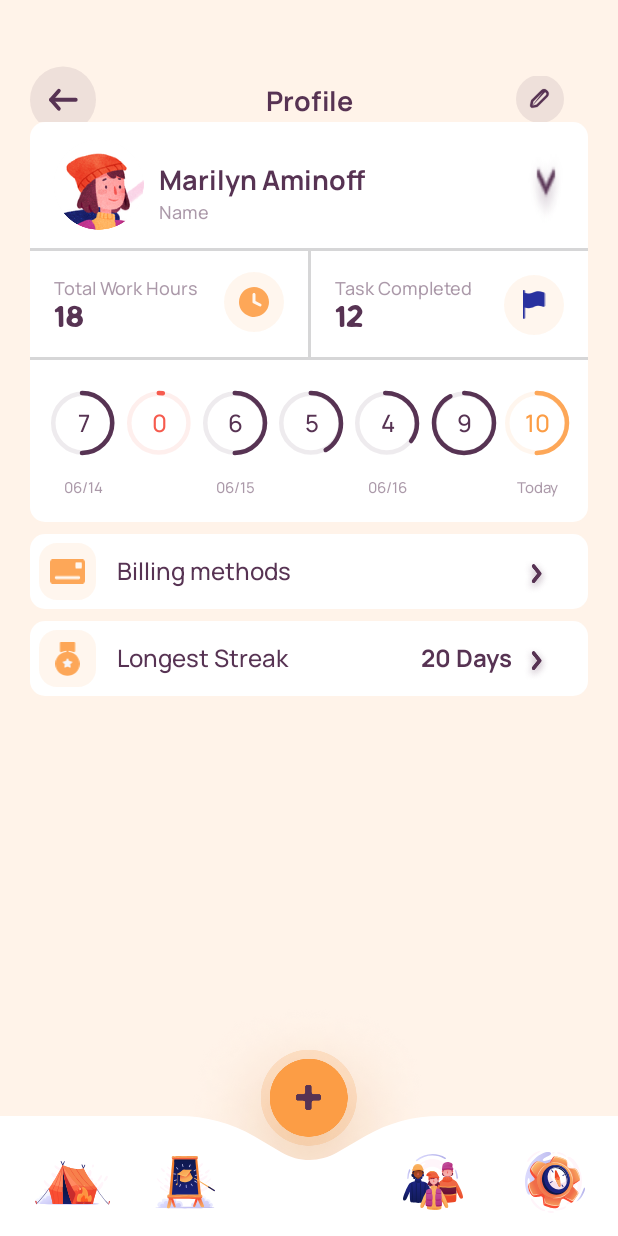
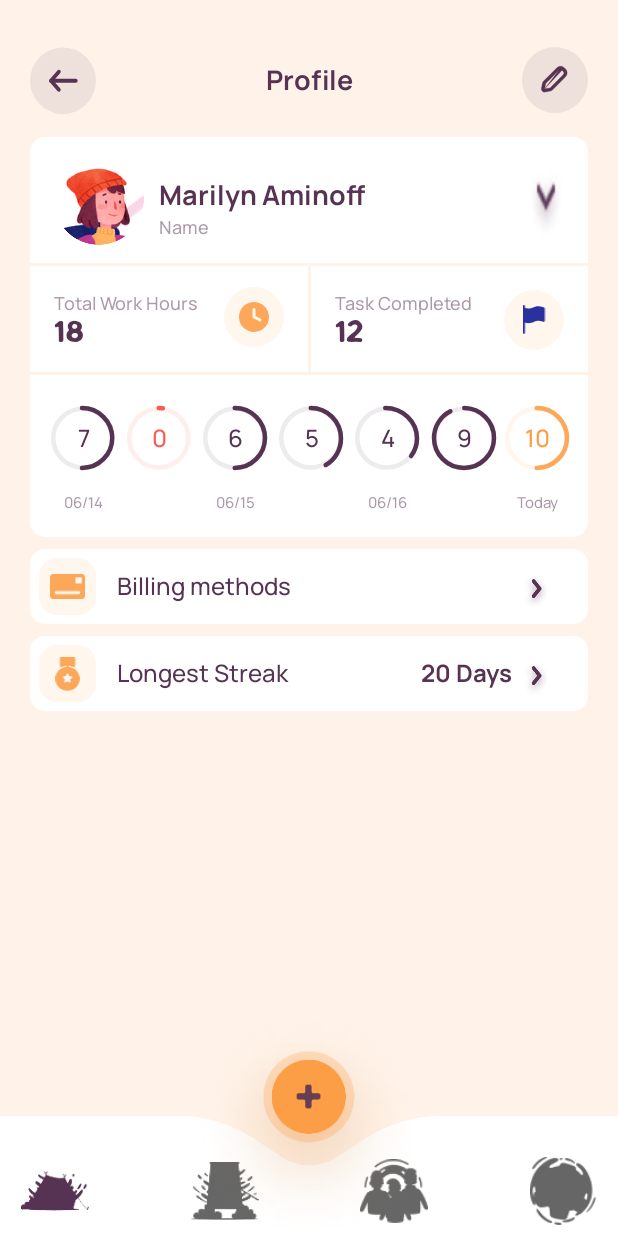
Before and after one commit to Omega-Dev-Training/Monumental-Habits, an Android app: the layout activity_profile.xml on its own in the app's theme, with its tools: preview values and no code run, on a phone screen of 412 x 824 dp. Run offline under Robolectric (Android 15) with nearby library versions, the phone set to English and light mode, and no system bars.

Commit message:
voobche ne finished

```diff
--- a/app/src/main/res/layout/activity_profile.xml
+++ b/app/src/main/res/layout/activity_profile.xml
@@ -13,11 +13,19 @@
         android:layout_height="wrap_content"
         android:layout_marginStart="10dp"
         android:layout_marginEnd="10dp"
-        android:theme="@style/MaterialToolbarTheme"
+        android:paddingBottom="10dp"
+        style="@style/MaterialToolbarTheme"
         app:title="@string/zaglav"
         app:titleTextColor="@color/purpuric"
-        app:titleTextAppearance="@style/zaglav"
-        app:menu="@menu/redactirovanie"/>
+        app:titleTextAppearance="@style/zaglav" >
+
+        <ImageButton
+            android:layout_width="wrap_content"
+            android:layout_height="wrap_content"
+            android:src="@drawable/ic_edit"
+            android:layout_gravity="end"
+            android:layout_marginEnd="10dp"/>
+    </com.google.android.material.appbar.MaterialToolbar>
 
 <androidx.core.widget.NestedScrollView
     android:layout_width="match_parent"
@@ -53,7 +61,7 @@
             android:layout_width="match_parent"
             android:layout_height="2dp"
             android:layout_marginTop="12dp"
-            android:background="@color/beige"
+            android:background="@color/background"
             app:layout_constraintEnd_toEndOf="parent"
             app:layout_constraintStart_toStartOf="parent"
             app:layout_constraintTop_toBottomOf="@+id/imageView5" />
@@ -115,7 +123,7 @@
             android:id="@+id/view2"
             android:layout_width="2dp"
             android:layout_height="0dp"
-            android:background="@color/beige"
+            android:background="@color/background"
             app:layout_constraintBottom_toTopOf="@+id/view3"
             app:layout_constraintEnd_toEndOf="parent"
             app:layout_constraintStart_toStartOf="parent"
@@ -161,7 +169,7 @@
             android:layout_height="2dp"
 
             android:layout_marginTop="16dp"
-            android:background="@color/beige"
+            android:background="@color/background"
             app:layout_constraintEnd_toEndOf="parent"
             app:layout_constraintHorizontal_bias="0.0"
             app:layout_constraintStart_toStartOf="parent"
@@ -494,64 +502,5 @@
     </LinearLayout>
 </LinearLayout>
 </androidx.core.widget.NestedScrollView>
-
-<RelativeLayout
-    android:layout_width="wrap_content"
-    android:layout_height="wrap_content">
-
-    <com.google.android.material.bottomnavigation.BottomNavigationView
-        android:layout_width="match_parent"
-        android:layout_height="80dp"
-        android:layout_alignParentBottom="true"
-        android:layout_gravity="bottom"
-        android:background="@drawable/navigationbar">
-
-        <ImageView
-            android:id="@+id/imageView2"
-            android:layout_width="wrap_content"
-            android:layout_height="wrap_content"
-            android:layout_gravity="bottom|start"
-            android:layout_marginStart="23dp"
-            android:layout_marginBottom="20dp"
-            app:srcCompat="@drawable/ic_palatka" />
-
-        <ImageView
-            android:id="@+id/imageView3"
-            android:layout_width="wrap_content"
-            android:layout_height="wrap_content"
-            android:layout_gravity="bottom|start"
-            android:layout_marginStart="103dp"
-            android:layout_marginBottom="18dp"
-            app:srcCompat="@drawable/ic_courses" />
-
-        <ImageView
-            android:id="@+id/imageView4"
-            android:layout_width="wrap_content"
-            android:layout_height="wrap_content"
-            android:layout_gravity="bottom|end"
-            android:layout_marginEnd="103dp"
-            android:layout_marginBottom="17dp"
-            app:srcCompat="@drawable/ic_community" />
-
-        <ImageView
-            android:id="@+id/imageView7"
-            android:layout_width="wrap_content"
-            android:layout_height="wrap_content"
-            android:layout_gravity="bottom|end"
-            android:layout_marginEnd="22dp"
-            android:layout_marginBottom="15dp"
-            app:srcCompat="@drawable/ic_settings" />
-    </com.google.android.material.bottomnavigation.BottomNavigationView>
-
-    <ImageButton
-        android:id="@+id/imageButton6"
-        android:layout_width="wrap_content"
-        android:layout_height="wrap_content"
-        android:layout_alignParentBottom="true"
-        android:layout_centerHorizontal="true"
-        android:background="@android:color/transparent"
-        app:srcCompat="@drawable/menu"
-        tools:ignore="SpeakableTextPresentCheck" />
-
-</RelativeLayout>
+    <include layout="@layout/navigation_layout"/>
 </LinearLayout>
--- a/app/src/main/res/values-night/themes.xml
+++ b/app/src/main/res/values-night/themes.xml
@@ -2,9 +2,9 @@
     <!-- Base application theme. -->
     <style name="Theme.MonumentalHabits" parent="Theme.MaterialComponents.DayNight.NoActionBar">
         <!-- Primary brand color. -->
-        <item name="colorPrimary">@color/purple_200</item>
-        <item name="colorPrimaryVariant">@color/purple_700</item>
-        <item name="colorOnPrimary">@color/black</item>
+        <item name="colorPrimary">@color/purpuric</item>
+        <item name="colorPrimaryVariant">@android:color/transparent</item>
+        <item name="colorOnPrimary">@color/purpuric</item>
         <!-- Secondary brand color. -->
         <item name="colorSecondary">@color/teal_200</item>
         <item name="colorSecondaryVariant">@color/teal_200</item>
--- a/app/src/main/res/values/styles.xml
+++ b/app/src/main/res/values/styles.xml
@@ -42,12 +42,6 @@
 
     <style name="PlusButton">
         <item name="colorAccent">@color/purpuric</item>
-    </style>
-
-
-    <style name="icon1">
-        <item name="android:icon">@drawable/ic_chtoto</item>
-        <item name="background">@drawable/iconki</item>
     </style>
 
     <style name="medium">
@@ -158,7 +152,6 @@
         <item name="titleCentered">true</item>
         <item name="navigationIcon">@drawable/ic_top_nav</item>
         <item name="android:titleTextAppearance">@style/TitleStyle</item>
-        <item name="titleTextAppearance">@style/TitleStyle</item>
         <item name="titleTextColor">@color/purpuric</item>
         <item name="android:paddingTop">25dp</item>
     </style>
@@ -195,7 +188,6 @@
         <item name="android:paddingStart">0dp</item>
         <item name="android:paddingEnd">0dp</item>
         <item name="android:padding">0dp</item>
-        <item name="android:paddingHorizontal">0dp</item>
         <item name="android:minHeight">84dp</item>
 
     </style>
@@ -221,4 +213,8 @@
         <item name="android:background">@drawable/spinner</item>
     </style>
 
+    <style name="ActionBar" parent="Theme.AppCompat.Light.DarkActionBar">
+        <item name="android:colorPrimary">@color/purpuric</item>
+    </style>
+
 </resources>
```
